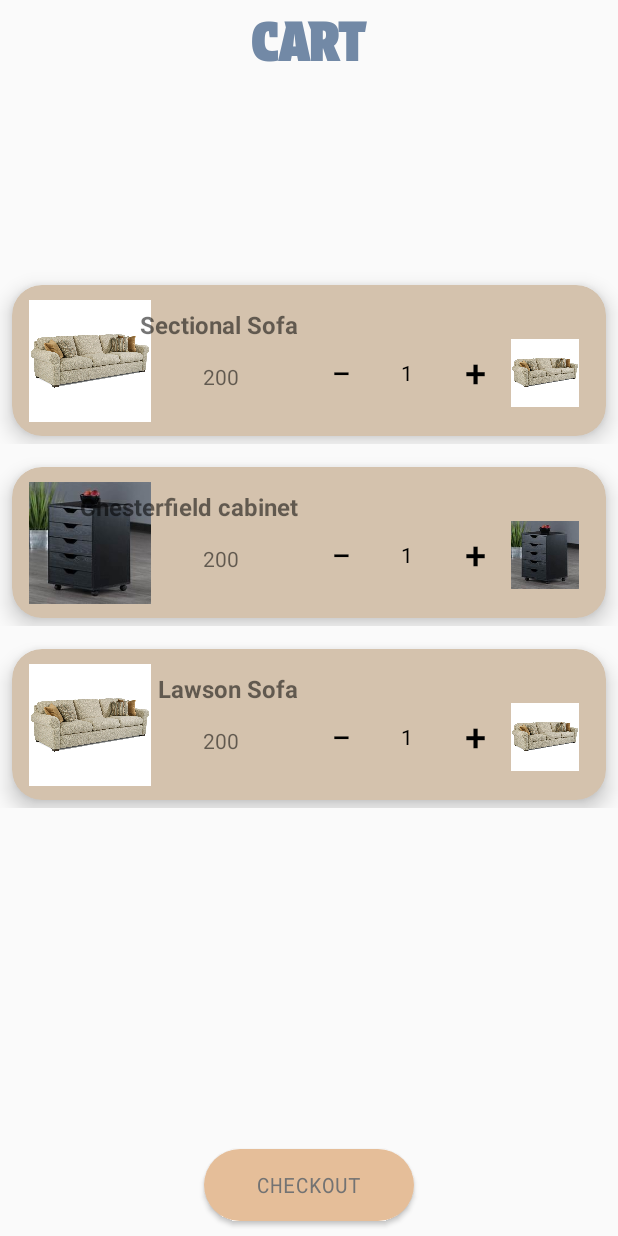
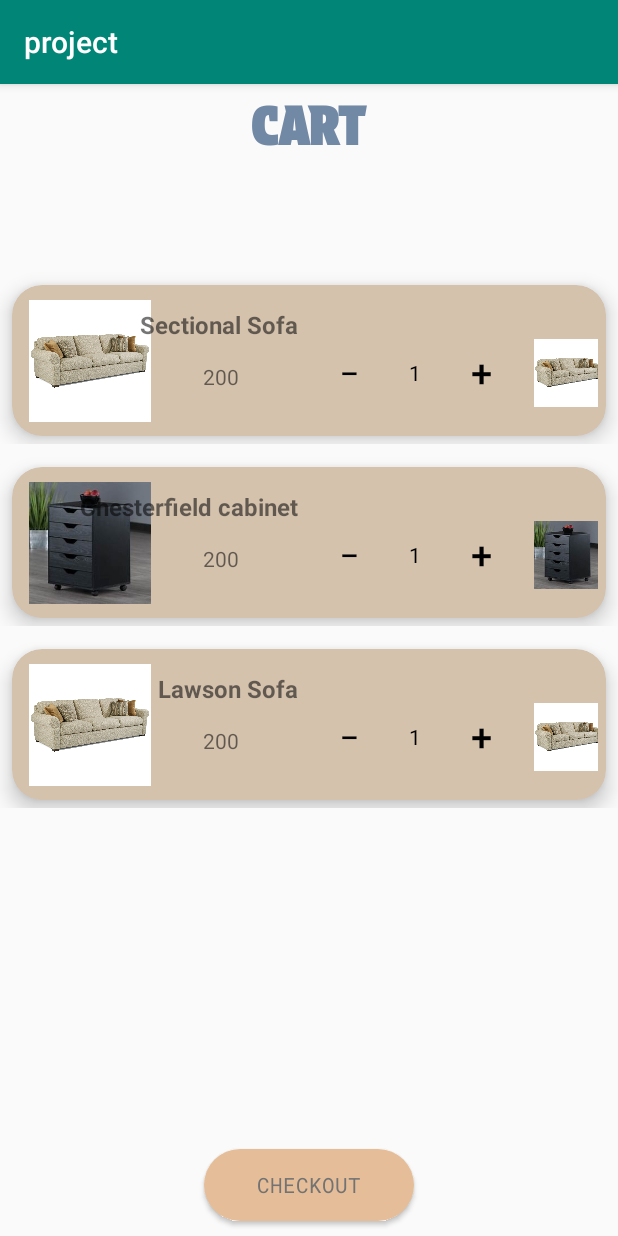
Before and after one commit to aishaa020/androidproj, an Android app: the CartActivity screen opened directly, with no data from a screen before it, on a phone screen of 412 x 824 dp. Run offline under Robolectric (Android 15) with nearby library versions, the phone set to English and light mode, and no system bars; 2 statements that could not run were skipped.

Commit message:
commit 6

```diff
--- a/app/src/main/java/com/example/project/Adabters/AdapterCart.java
+++ b/app/src/main/java/com/example/project/Adabters/AdapterCart.java
@@ -99,5 +99,7 @@ public class AdapterCart extends RecyclerView.Adapter<AdapterCart.ViewHolder>{
             check1btn = itemView.findViewById(R.id.check1btn);
 
         }
+
+
     }
 }
--- a/app/src/main/java/com/example/project/CartActivity.java
+++ b/app/src/main/java/com/example/project/CartActivity.java
@@ -31,7 +31,7 @@ public class CartActivity extends AppCompatActivity {
         super.onCreate(savedInstanceState);
         binding = ActivityCartBinding.inflate(getLayoutInflater());
         setContentView(binding.getRoot());
-        getSupportActionBar().hide();
+
 
         carts = findViewById(R.id.carts);
         check1btn = findViewById(R.id.check1btn);
--- a/app/src/main/res/layout/activity_user_profile.xml
+++ b/app/src/main/res/layout/activity_user_profile.xml
@@ -2,16 +2,17 @@
 
 <LinearLayout xmlns:android="http://schemas.android.com/apk/res/android"
     xmlns:app="http://schemas.android.com/apk/res-auto"
+    xmlns:tools="http://schemas.android.com/tools"
     android:orientation="vertical"
     android:id="@+id/swipeContainer"
+    tools:context=".UserProfileActivity"
     android:layout_width="match_parent"
     android:layout_height="match_parent">
 
-    <ScrollView xmlns:tools="http://schemas.android.com/tools"
+    <ScrollView
         android:layout_width="match_parent"
         android:layout_height="match_parent"
         android:orientation="vertical"
-        tools:context=".UserProfileActivity"
         android:background="@color/cream">
 
         <LinearLayout
--- a/app/src/main/res/layout/cart_row.xml
+++ b/app/src/main/res/layout/cart_row.xml
@@ -93,7 +93,7 @@
 
                     <Button
                         android:id="@+id/decrement"
-                        android:layout_width="38dp"
+                        android:layout_width="48dp"
                         android:layout_height="match_parent"
                         android:background="@null"
                         android:backgroundTint="@color/cream"
@@ -105,7 +105,7 @@
                     <TextView
                         android:id="@+id/display"
 
-                        android:layout_width="50dp"
+                        android:layout_width="40dp"
                         android:layout_height="match_parent"
                         android:gravity="center"
                         android:inputType="number"
@@ -114,7 +114,7 @@
 
                     <Button
                         android:id="@+id/increment"
-                        android:layout_width="40dp"
+                        android:layout_width="48dp"
                         android:layout_height="match_parent"
                         android:background="@null"
                         android:backgroundTint="@color/cream"
@@ -130,9 +130,9 @@
                     android:id="@+id/itemdel"
                     android:layout_width="45dp"
                     android:layout_height="match_parent"
-
-                    tools:srcCompat="@drawable/baseline_delete_24"
-                    android:contentDescription="deleting"/>
+                    android:layout_marginStart="15dp"
+                    android:contentDescription="deleting"
+                    tools:srcCompat="@drawable/baseline_delete_24" />
 
             </LinearLayout>
 
```
